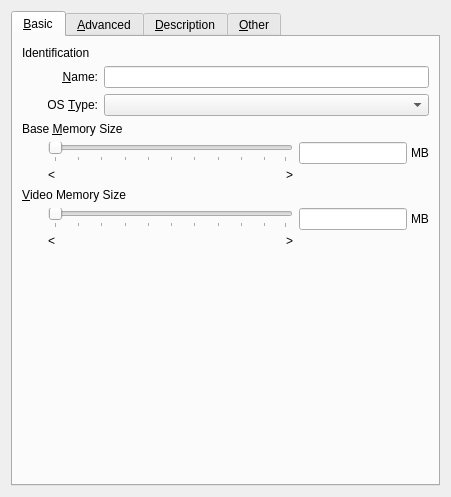
First picture: the form in vbox/src/VBox/Frontends/VirtualBox4/ui/VBoxVMSettingsGeneral.ui, repository jljuxgm/vboxgit, before the edit.
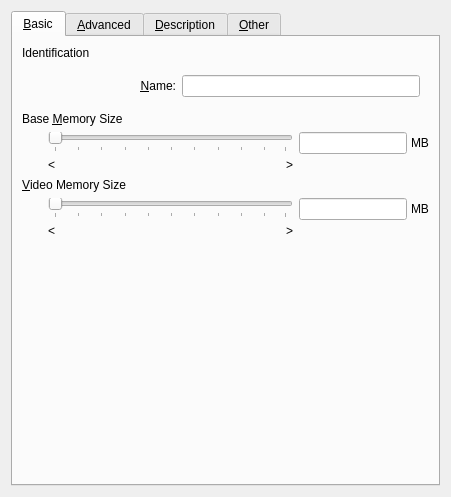
Second picture: the form after the edit. Custom widgets are drawn as their Qt base class.

What changed in the file:
```diff
--- a/vbox/src/VBox/Frontends/VirtualBox4/ui/VBoxVMSettingsGeneral.ui
+++ b/vbox/src/VBox/Frontends/VirtualBox4/ui/VBoxVMSettingsGeneral.ui
@@ -67,6 +67,7 @@
         </spacer>
        </item>
        <item row="1" column="1" >
+        <widget class="VBoxOSTypeSelectorWidget" name="mOSTypeSelector" >
         <layout class="QGridLayout" >
          <item row="0" column="0" >
           <widget class="QLabel" name="mLbName" >
@@ -81,37 +82,15 @@
            </property>
           </widget>
          </item>
-         <item row="0" column="1" >
+          <item row="0" column="1" colspan="2" >
           <widget class="QLineEdit" name="mLeName" >
            <property name="whatsThis" >
             <string>Displays the name of the virtual machine.</string>
            </property>
           </widget>
          </item>
-         <item row="1" column="0" >
-          <widget class="QLabel" name="mLbOsType" >
-           <property name="text" >
-            <string>OS &amp;Type:</string>
-           </property>
-           <property name="alignment" >
-            <set>Qt::AlignRight|Qt::AlignTrailing|Qt::AlignVCenter</set>
-           </property>
-           <property name="buddy" >
-            <cstring>mCbOsType</cstring>
-           </property>
-          </widget>
-         </item>
-         <item row="1" column="1" >
-          <widget class="QComboBox" name="mCbOsType" >
-           <property name="focusPolicy" >
-            <enum>Qt::StrongFocus</enum>
-           </property>
-           <property name="whatsThis" >
-            <string>Displays the operating system type that you plan to install into this virtual machine (called a guest operating system).</string>
-           </property>
-          </widget>
-         </item>
-        </layout>
+         </layout> 
+        </widget>
        </item>
        <item row="2" column="0" colspan="2" >
         <widget class="QILabelSeparator" name="mGbRam" >
@@ -947,6 +926,11 @@
   </layout>
  </widget>
  <customwidgets>
+  <customwidget>
+   <class>VBoxOSTypeSelectorWidget</class>
+   <extends>QWidget</extends>
+   <header>VBoxOSTypeSelectorWidget.h</header>
+  </customwidget>
   <customwidget>
    <class>VBoxFilePathSelectorWidget</class>
    <extends>QComboBox</extends>
```
Lines whose indentation alone changed are shown as unchanged.
